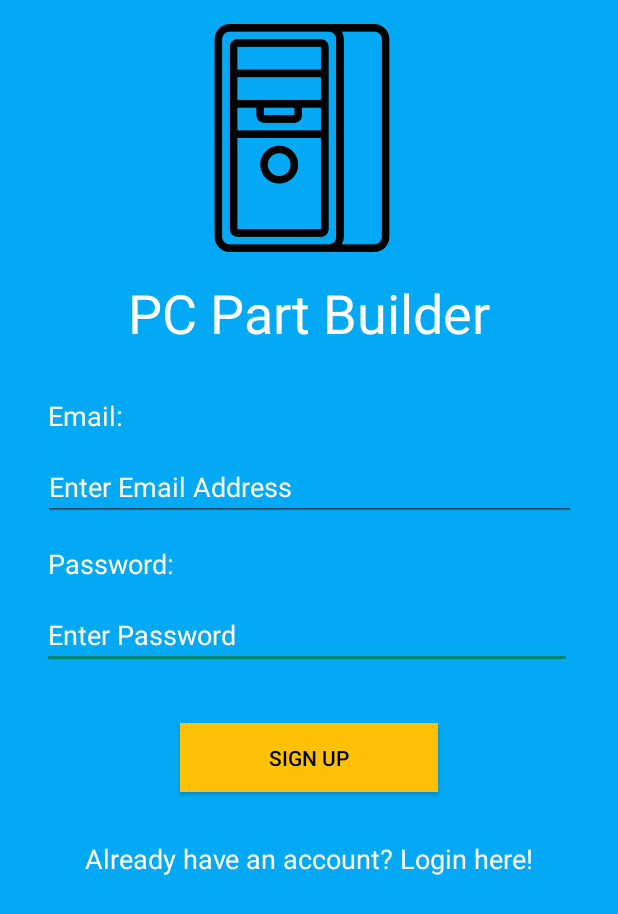
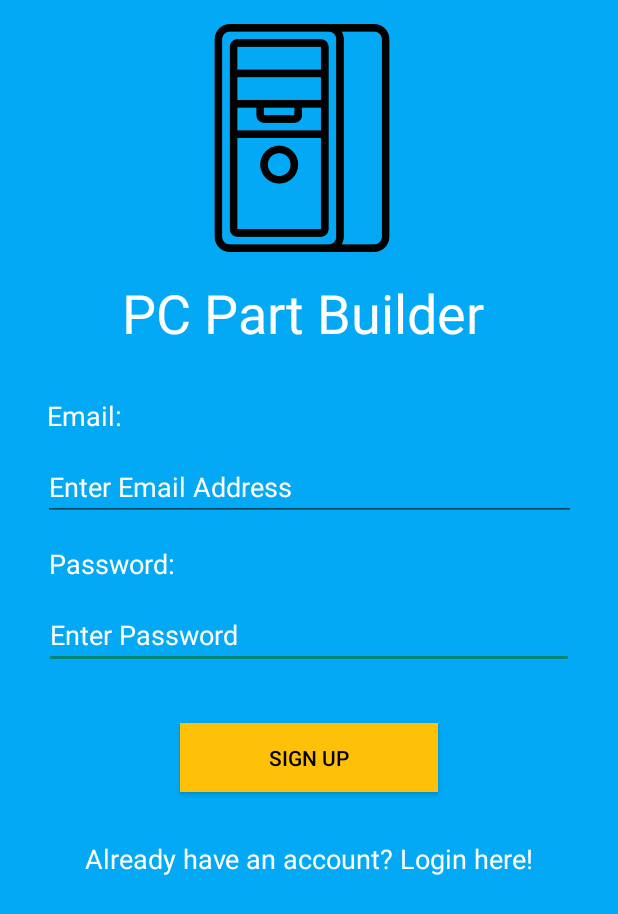
Before and after one commit to ConnerMcGill/HonoursProject, an Android app: the AccountRegisterActivity screen opened directly, with no data from a screen before it, on a phone screen of 412 x 824 dp. Shown: the top 914 px of the screen. Run offline under Robolectric (Android 15) with nearby library versions, the phone set to English and light mode, and no system bars.

Commit message:
Fixed register form layout

```diff
--- a/app/src/main/res/layout/activity_account_register.xml
+++ b/app/src/main/res/layout/activity_account_register.xml
@@ -51,7 +51,6 @@
         android:textColor="#FFFFFF"
         android:textColorHint="#FFFFFF"
         app:layout_constraintEnd_toEndOf="parent"
-        app:layout_constraintHorizontal_bias="0.4"
         app:layout_constraintStart_toStartOf="parent"
         app:layout_constraintTop_toBottomOf="@+id/text_password_register_title" />
 
@@ -66,7 +65,6 @@
         android:textColor="#FFFFFF"
         android:textSize="18sp"
         app:layout_constraintEnd_toEndOf="parent"
-        app:layout_constraintHorizontal_bias="0.0"
         app:layout_constraintStart_toStartOf="parent"
         app:layout_constraintTop_toBottomOf="@+id/text_register_enter_email" />
 
@@ -98,7 +96,6 @@
         android:textColor="#FFFFFF"
         android:textSize="18sp"
         app:layout_constraintEnd_toEndOf="parent"
-        app:layout_constraintHorizontal_bias="0.0"
         app:layout_constraintStart_toStartOf="parent"
         app:layout_constraintTop_toBottomOf="@+id/text_register_title" />
 
@@ -113,7 +110,7 @@
         android:textColor="#FFFFFF"
         android:textSize="36sp"
         app:layout_constraintEnd_toEndOf="parent"
-        app:layout_constraintHorizontal_bias="0.54"
+        app:layout_constraintHorizontal_bias="0.567"
         app:layout_constraintStart_toStartOf="parent"
         app:layout_constraintTop_toBottomOf="@+id/image_register_logo" />
 
```
Also changed, not shown: app/src/main/res/layout/activity_login.xml (+5 -6 lines).
